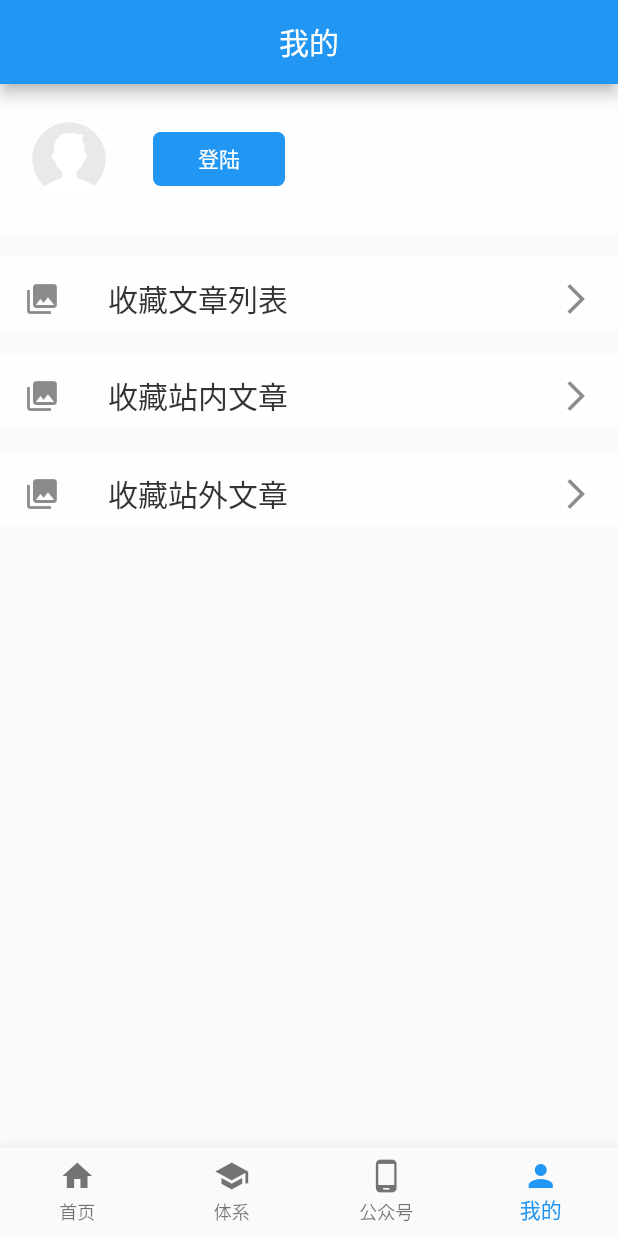
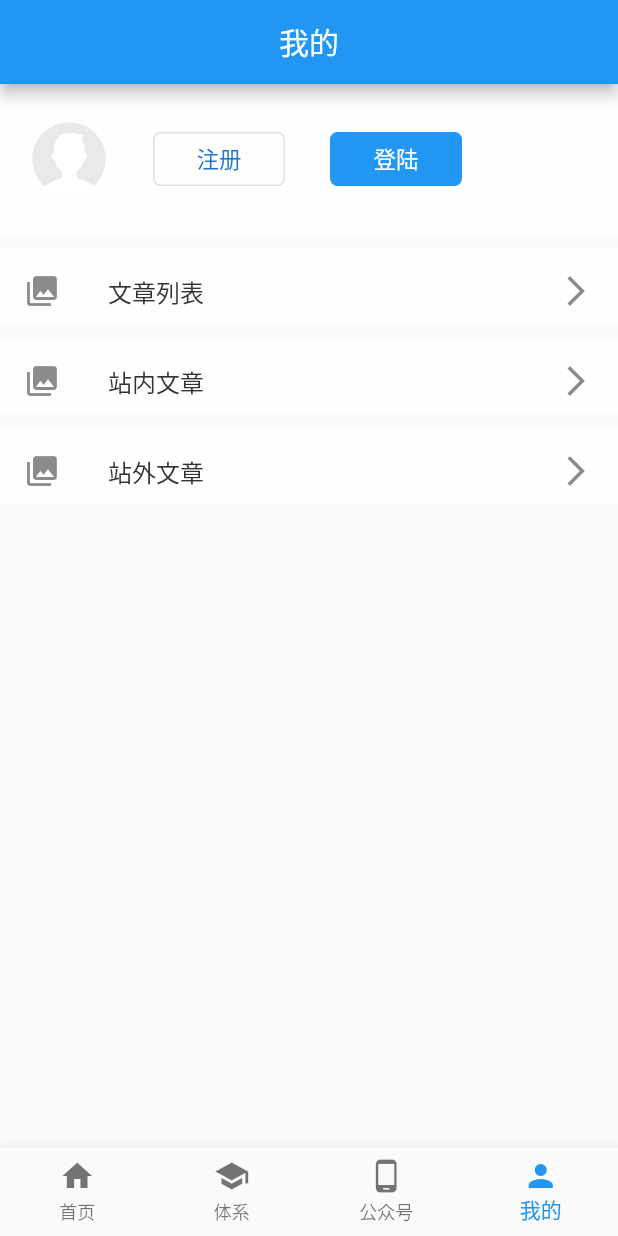
Before and after one commit to SlamDunk007/playflutter, a Flutter app: the screen it shows after launch, swiped to page 4, on a phone screen of 412 x 824 dp. Run offline on Flutter 3.47's test engine with Material 2 defaults, Android fonts, the phone set to English and light mode, and no system bars; our stand-ins replace dio, flutter_swiper; missing offline and left inert: flutter_webview_plugin; network calls fail.

Commit message:
[+master]添加注册和登陆页面相关代码

```diff
--- a/lib/main.dart
+++ b/lib/main.dart
@@ -3,6 +3,7 @@ import 'package:playflutter/ui/Home.dart';
 import 'package:playflutter/ui/Personal.dart';
 import 'package:playflutter/ui/System.dart';
 import 'package:playflutter/ui/Wechat.dart';
+import 'package:playflutter/utils/Toast.dart';
 
 void main() => runApp(MyApp());
 
@@ -111,6 +112,7 @@ class HomePageState extends State<HomePage> {
       new Future.delayed(const Duration(milliseconds: 1500), () {
         _lastClickTime = 0;
       });
+      Toast.toast(context, "再按一次退出App");
     }
     return new Future.value(false);
   }
--- a/lib/ui/Personal.dart
+++ b/lib/ui/Personal.dart
@@ -1,6 +1,10 @@
 import 'package:flutter/material.dart';
 import 'package:playflutter/colors/CustomColors.dart';
+import 'package:playflutter/ui/Register.dart';
 
+/**
+ * 我的页面
+ */
 class Personal extends StatefulWidget {
   @override
   State<StatefulWidget> createState() {
@@ -34,14 +38,41 @@ class PersonalState extends State<Personal> {
                 ),
                 new Padding(
                   padding: EdgeInsets.only(left: 30),
+                  child: OutlineButton(
+                    textColor: Colors.blue[700],
+                    child: Text(
+                      "注册",
+                      style: TextStyle(fontSize: 15),
+                    ),
+                    shape: RoundedRectangleBorder(
+                        borderRadius: BorderRadius.circular(5.0),
+                        side: BorderSide(
+                            color: Colors.blue,
+                            style: BorderStyle.solid,
+                            width: 2)),
+                    onPressed: () => {
+                      Navigator.push(context,
+                          new MaterialPageRoute(builder: (context) {
+                        return new Register();
+                      }))
+                    },
+                  ),
+                ),
+                new Padding(
+                  padding: EdgeInsets.only(left: 30),
                   child: FlatButton(
                     color: Colors.blue,
                     highlightColor: Colors.blue[700],
                     colorBrightness: Brightness.dark,
                     splashColor: Colors.grey,
-                    child: Text("登陆"),
+                    child: Text(
+                      "登陆",
+                      style: TextStyle(fontSize: 15),
+                    ),
                     shape: RoundedRectangleBorder(
-                        borderRadius: BorderRadius.circular(5.0)),
+                      borderRadius: BorderRadius.circular(5.0),
+                    ),
+                    clipBehavior: Clip.antiAlias,
                     onPressed: () => {},
                   ),
                 ),
@@ -51,15 +82,15 @@ class PersonalState extends State<Personal> {
           ),
           // 我的收藏
           new Padding(
-            padding: EdgeInsets.only(top: 15),
+            padding: EdgeInsets.only(top: 10),
             child: new Container(
               width: MediaQuery.of(context).size.width,
               height: 50,
               child: ListTile(
                 title: new Text(
-                  "收藏文章列表",
+                  "文章列表",
                   style:
-                      TextStyle(fontSize: 20, color: CustomColors.color_333333),
+                      TextStyle(fontSize: 16, color: CustomColors.color_333333),
                 ),
                 leading: Icon(Icons.collections),
                 trailing: Icon(Icons.arrow_forward_ios),
@@ -68,15 +99,15 @@ class PersonalState extends State<Personal> {
             ),
           ),
           new Padding(
-            padding: EdgeInsets.only(top: 15),
+            padding: EdgeInsets.only(top: 10),
             child: new Container(
               width: MediaQuery.of(context).size.width,
               height: 50,
               child: ListTile(
                 title: new Text(
-                  "收藏站内文章",
+                  "站内文章",
                   style:
-                      TextStyle(fontSize: 20, color: CustomColors.color_333333),
+                      TextStyle(fontSize: 16, color: CustomColors.color_333333),
                 ),
                 leading: Icon(Icons.collections),
                 trailing: Icon(Icons.arrow_forward_ios),
@@ -85,15 +116,15 @@ class PersonalState extends State<Personal> {
             ),
           ),
           new Padding(
-            padding: EdgeInsets.only(top: 15),
+            padding: EdgeInsets.only(top: 10),
             child: new Container(
               width: MediaQuery.of(context).size.width,
               height: 50,
               child: ListTile(
                 title: new Text(
-                  "收藏站外文章",
+                  "站外文章",
                   style:
-                      TextStyle(fontSize: 20, color: CustomColors.color_333333),
+                      TextStyle(fontSize: 16, color: CustomColors.color_333333),
                 ),
                 leading: Icon(Icons.collections),
                 trailing: Icon(Icons.arrow_forward_ios),
--- a/pubspec.yaml
+++ b/pubspec.yaml
@@ -14,7 +14,7 @@ description: A new Flutter application for wanandroid
 version: 1.0.0+1
 
 environment:
-  sdk: ">=2.1.0 <3.0.0"
+  sdk: ">=2.2.2 <3.0.0"
 
 dependencies:
   flutter:
```
Also changed, not shown: lib/ui/Register.dart (added, +87 -0 lines), lib/utils/Toast.dart (added, +70 -0 lines).
